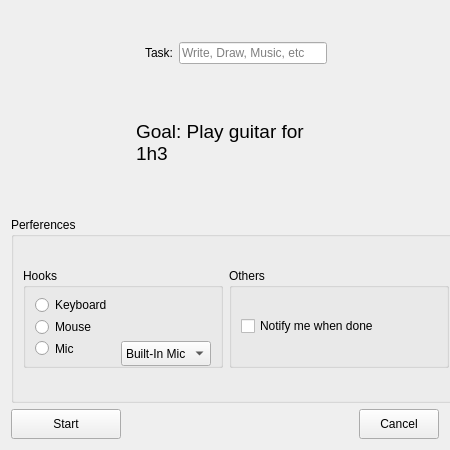
Before: the Qt Designer form Tasker/NewSessionQWidget.ui in thebigG/Tasker, drawn with Qt 5.
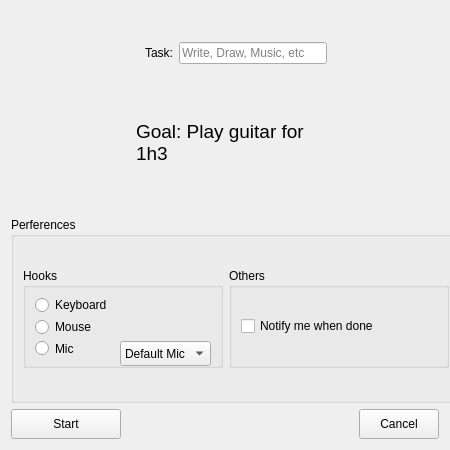
After: the same form once the commit is applied.

Commit message: -Made default drop-down text more intuitive for selecting microphone

Diff of the .ui file:
```diff
--- a/Tasker/NewSessionQWidget.ui
+++ b/Tasker/NewSessionQWidget.ui
@@ -125,7 +125,7 @@
            </property>
            <item>
             <property name="text">
-             <string>Built-In Mic</string>
+             <string>Default Mic</string>
             </property>
            </item>
           </widget>
```
The commit also changes 3 other files.
